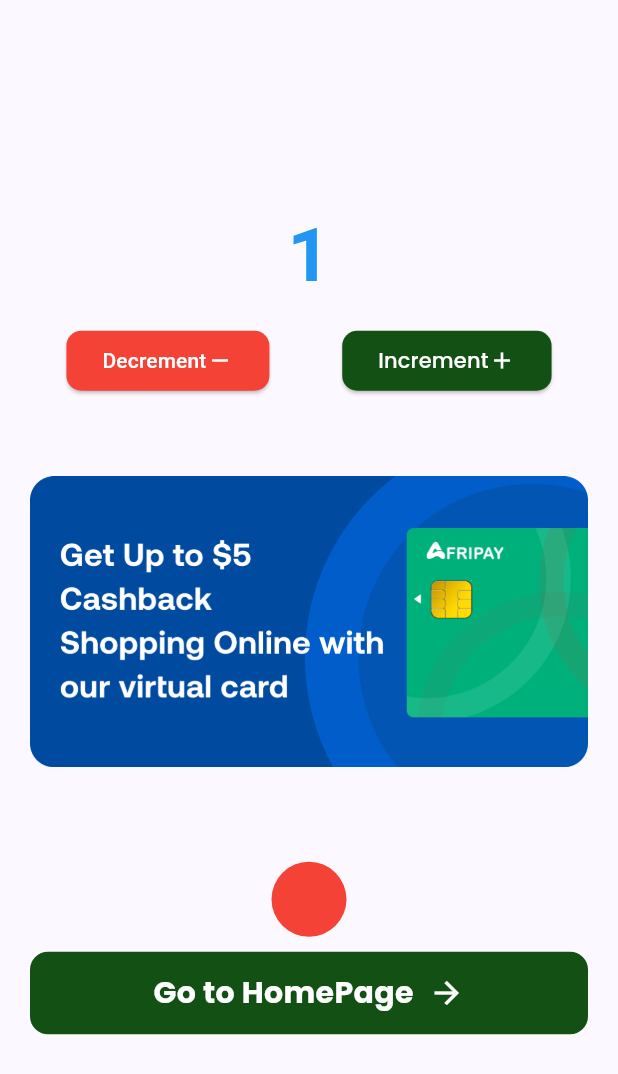
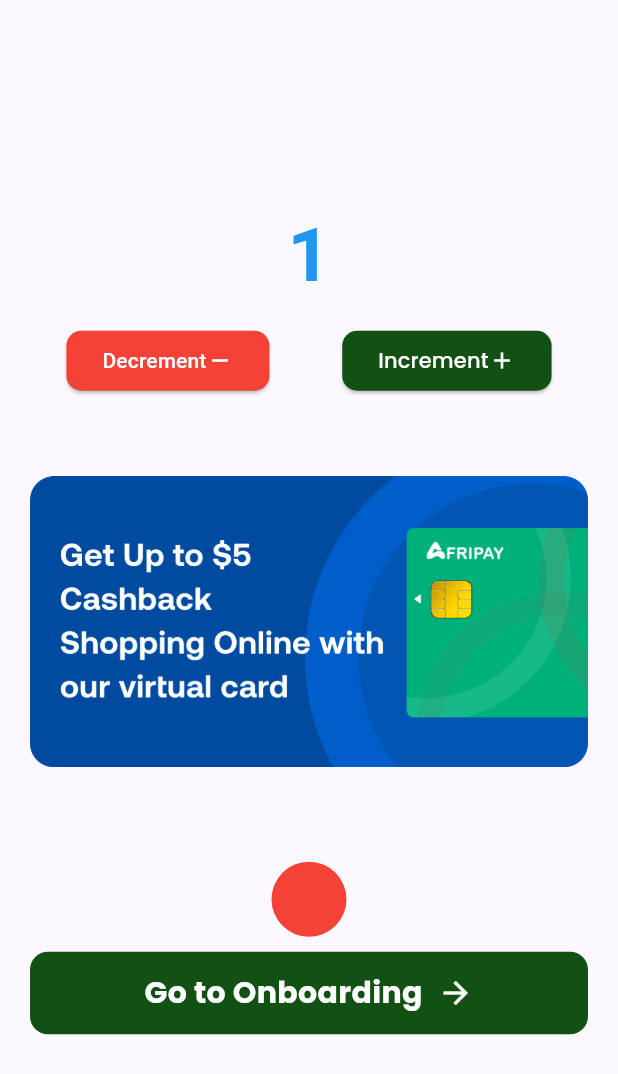
Before and after one commit to usmanino/zen_app, a Flutter app: the screen it shows after launch, on a phone screen of 412 x 824 dp. Shown: the top 1074 px of the screen. Run offline on Flutter 3.47's test engine with Material 3 defaults, Android fonts, the phone set to English and light mode, and no system bars; our stand-ins replace google_fonts.

Commit message:
adding update

```diff
--- /dev/null
+++ b/lib/core/reuseables/custom_button.dart
@@ -0,0 +1,57 @@
+import 'package:flutter/material.dart';
+import 'package:google_fonts/google_fonts.dart';
+import 'package:zen_app/features/onboarding/onboarding_screen.dart';
+
+class CustomButton extends StatelessWidget {
+  final String text;
+  final IconData? icon;
+  final bool hasIcon;
+  final Color? bgColor;
+  final Color? textColor;
+  // final VoidCallback onTap;
+  final Function() onPress;
+  const CustomButton({
+    super.key,
+    required this.text,
+    this.icon,
+    required this.onPress,
+    this.hasIcon = false,
+    this.bgColor = const Color.fromARGB(255, 18, 80, 20),
+    this.textColor,
+  });
+
+  @override
+  Widget build(BuildContext context) {
+    return GestureDetector(
+      onTap: onPress,
+      child: Container(
+        height: 55,
+        width: double.infinity,
+        decoration: BoxDecoration(
+          color: bgColor,
+          borderRadius: BorderRadius.circular(12),
+        ),
+        child: Row(
+          mainAxisAlignment: MainAxisAlignment.center,
+          children: [
+            Text(
+              text,
+              style: GoogleFonts.poppins(
+                color: textColor ?? Colors.white,
+                fontWeight: FontWeight.w700,
+                fontSize: 20,
+              ),
+            ),
+            if (hasIcon) ...[
+              const SizedBox(width: 10),
+              Icon(
+                icon,
+                color: Colors.white,
+              )
+            ]
+          ],
+        ),
+      ),
+    );
+  }
+}
--- a/lib/features/onboarding/onboarding_screen.dart
+++ b/lib/features/onboarding/onboarding_screen.dart
@@ -2,6 +2,7 @@ import 'dart:async';
 
 import 'package:flutter/material.dart';
 import 'package:google_fonts/google_fonts.dart';
+import 'package:zen_app/core/reuseables/custom_button.dart';
 
 class OnboardingScreen extends StatefulWidget {
   const OnboardingScreen({super.key});
@@ -40,7 +41,9 @@ class _OnboardingScreenState extends State<OnboardingScreen> {
       appBar: AppBar(
         automaticallyImplyLeading: false,
       ),
-      body: Column(
+      body: Padding(
+        padding: const EdgeInsets.symmetric(horizontal: 20),
+        child: Column(
           mainAxisAlignment: MainAxisAlignment.center,
           children: [
             Center(
@@ -60,7 +63,26 @@ class _OnboardingScreenState extends State<OnboardingScreen> {
                 ),
               ),
             ),
+            const SizedBox(height: 30),
+            CustomButton(
+              text: 'Get Started',
+              bgColor: Colors.tealAccent,
+              textColor: const Color.fromARGB(255, 60, 59, 59),
+              onPress: () {
+                ScaffoldMessenger.of(context).showSnackBar(
+                  const SnackBar(
+                    // behavior: SnackBarBehavior.fixed,
+                    // action: SnackBarAction(
+                    //   label: 'X',
+                    //   onPressed: () {},
+                    // ),
+                    content: Text('Coming Soon...'),
+                  ),
+                );
+              },
+            )
           ],
+        ),
       ),
     );
   }
--- a/lib/features/splash/splash_screen.dart
+++ b/lib/features/splash/splash_screen.dart
@@ -1,5 +1,6 @@
 import 'package:flutter/material.dart';
 import 'package:google_fonts/google_fonts.dart';
+import 'package:zen_app/core/reuseables/custom_button.dart';
 import 'package:zen_app/features/onboarding/onboarding_screen.dart';
 
 class SplashScreen extends StatefulWidget {
@@ -145,48 +146,19 @@ class _SplashScreenState extends State<SplashScreen> {
             const SizedBox(
               height: 10,
             ),
-            GestureDetector(
-              onTap: () {
+            CustomButton(
+              text: 'Go to Onboarding',
+              // bgColor: Colors.red,
+              hasIcon: true,
+              icon: (Icons.arrow_forward),
+              onPress: () {
                 Navigator.push(
                   context,
                   MaterialPageRoute(builder: (context) {
                     return const OnboardingScreen();
                   }),
                 );
-                // Navigator.pushAndRemoveUntil(
-                //   context,
-                //   MaterialPageRoute(
-                //     builder: (context) => const OnboardingScreen(),
-                //   ),
-                //   (route) => true,
-                // );
               },
-              child: Container(
-                height: 55,
-                width: double.infinity,
-                decoration: BoxDecoration(
-                  color: const Color.fromARGB(255, 18, 80, 20),
-                  borderRadius: BorderRadius.circular(12),
-                ),
-                child: Row(
-                  mainAxisAlignment: MainAxisAlignment.center,
-                  children: [
-                    Text(
-                      'Go to HomePage',
-                      style: GoogleFonts.poppins(
-                        color: Colors.white,
-                        fontWeight: FontWeight.w700,
-                        fontSize: 20,
-                      ),
-                    ),
-                    const SizedBox(width: 10),
-                    const Icon(
-                      Icons.arrow_forward,
-                      color: Colors.white,
-                    )
-                  ],
-                ),
-              ),
             ),
             // Text(
             //   'ks  sn scnskc sncks cjks vjnfj wjfnsk cjf jbfjw fjs jwdnkwfnjebfje fkwnfj ejnfjebfjenfjwbgbejngekbgjebjfgb ks  sn scnskc sncks cjks vjnfj wjfnsk cjf jbfjw fjs jwdnkwfnjebfje fkwnfj ejnfjebfjenfjwbgbejngekbgjebjfgbks  sn scnskc sncks cjks vjnfj wjfnsk cjf jbfjw fjs jwdnkwfnjebfje fkwnfj ejnfjebfjenfjwbgbejngekbgjebjfgb',
```
Lines whose indentation alone changed are shown as unchanged.
